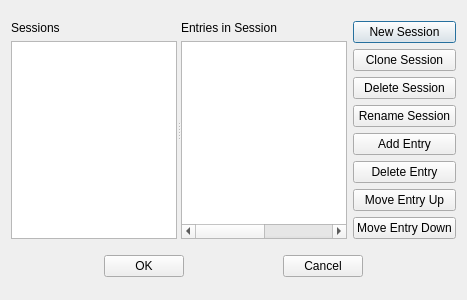
zsteva/backup-minos2, file mqt/MqtLogger/TSessionManager.ui: the form before one commit.
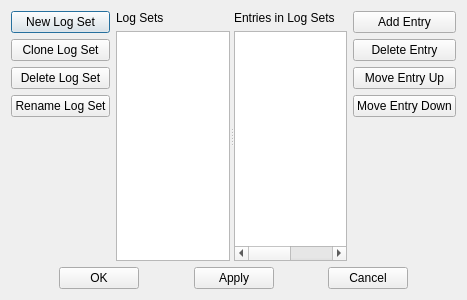
The form after the commit.

Commit message: Sessions (now Log Sets) mostly working

The edit to the form file:
```diff
--- a/mqt/MqtLogger/TSessionManager.ui
+++ b/mqt/MqtLogger/TSessionManager.ui
@@ -13,9 +13,54 @@
   <property name="windowTitle">
    <string>Minos Session Management</string>
   </property>
-  <layout class="QVBoxLayout" name="verticalLayout_4">
+  <layout class="QVBoxLayout" name="verticalLayout_5">
    <item>
     <layout class="QHBoxLayout" name="horizontalLayout_2">
+     <item>
+      <layout class="QVBoxLayout" name="verticalLayout_4">
+       <item>
+        <widget class="QPushButton" name="NewSessionButton">
+         <property name="text">
+          <string>New Log Set</string>
+         </property>
+        </widget>
+       </item>
+       <item>
+        <widget class="QPushButton" name="CloneSessionButton">
+         <property name="text">
+          <string>Clone Log Set</string>
+         </property>
+        </widget>
+       </item>
+       <item>
+        <widget class="QPushButton" name="DeleteSessionButton">
+         <property name="text">
+          <string>Delete Log Set</string>
+         </property>
+        </widget>
+       </item>
+       <item>
+        <widget class="QPushButton" name="RenameSessionButton">
+         <property name="text">
+          <string>Rename Log Set</string>
+         </property>
+        </widget>
+       </item>
+       <item>
+        <spacer name="verticalSpacer_2">
+         <property name="orientation">
+          <enum>Qt::Vertical</enum>
+         </property>
+         <property name="sizeHint" stdset="0">
+          <size>
+           <width>20</width>
+           <height>40</height>
+          </size>
+         </property>
+        </spacer>
+       </item>
+      </layout>
+     </item>
      <item>
       <widget class="QSplitter" name="splitter">
        <property name="orientation">
@@ -29,7 +74,7 @@
          <item>
           <widget class="QLabel" name="label">
            <property name="text">
-            <string>Sessions</string>
+            <string>Log Sets</string>
            </property>
           </widget>
          </item>
@@ -43,7 +88,7 @@
          <item>
           <widget class="QLabel" name="label_2">
            <property name="text">
-            <string>Entries in Session</string>
+            <string>Entries in Log Sets</string>
            </property>
           </widget>
          </item>
@@ -71,34 +116,6 @@
      </item>
      <item>
       <layout class="QVBoxLayout" name="verticalLayout_3">
-       <item>
-        <widget class="QPushButton" name="NewSessionButton">
-         <property name="text">
-          <string>New Session</string>
-         </property>
-        </widget>
-       </item>
-       <item>
-        <widget class="QPushButton" name="CloneSessionButton">
-         <property name="text">
-          <string>Clone Session</string>
-         </property>
-        </widget>
-       </item>
-       <item>
-        <widget class="QPushButton" name="DeleteSessionButton">
-         <property name="text">
-          <string>Delete Session</string>
-         </property>
-        </widget>
-       </item>
-       <item>
-        <widget class="QPushButton" name="RenameSessionButton">
-         <property name="text">
-          <string>Rename Session</string>
-         </property>
-        </widget>
-       </item>
        <item>
         <widget class="QPushButton" name="AddEntryButton">
          <property name="text">
@@ -127,6 +144,19 @@
          </property>
         </widget>
        </item>
+       <item>
+        <spacer name="verticalSpacer">
+         <property name="orientation">
+          <enum>Qt::Vertical</enum>
+         </property>
+         <property name="sizeHint" stdset="0">
+          <size>
+           <width>20</width>
+           <height>40</height>
+          </size>
+         </property>
+        </spacer>
+       </item>
       </layout>
      </item>
     </layout>
@@ -153,6 +183,26 @@
        </property>
       </widget>
      </item>
+     <item>
+      <spacer name="horizontalSpacer_4">
+       <property name="orientation">
+        <enum>Qt::Horizontal</enum>
+       </property>
+       <property name="sizeHint" stdset="0">
+        <size>
+         <width>40</width>
+         <height>20</height>
+        </size>
+       </property>
+      </spacer>
+     </item>
+     <item>
+      <widget class="QPushButton" name="amendButton">
+       <property name="text">
+        <string>Apply</string>
+       </property>
+      </widget>
+     </item>
      <item>
       <spacer name="horizontalSpacer">
        <property name="orientation">
```
Left out of the diff: 2 changed lines with no effect on the pictures. The commit also changes 4 other files.
